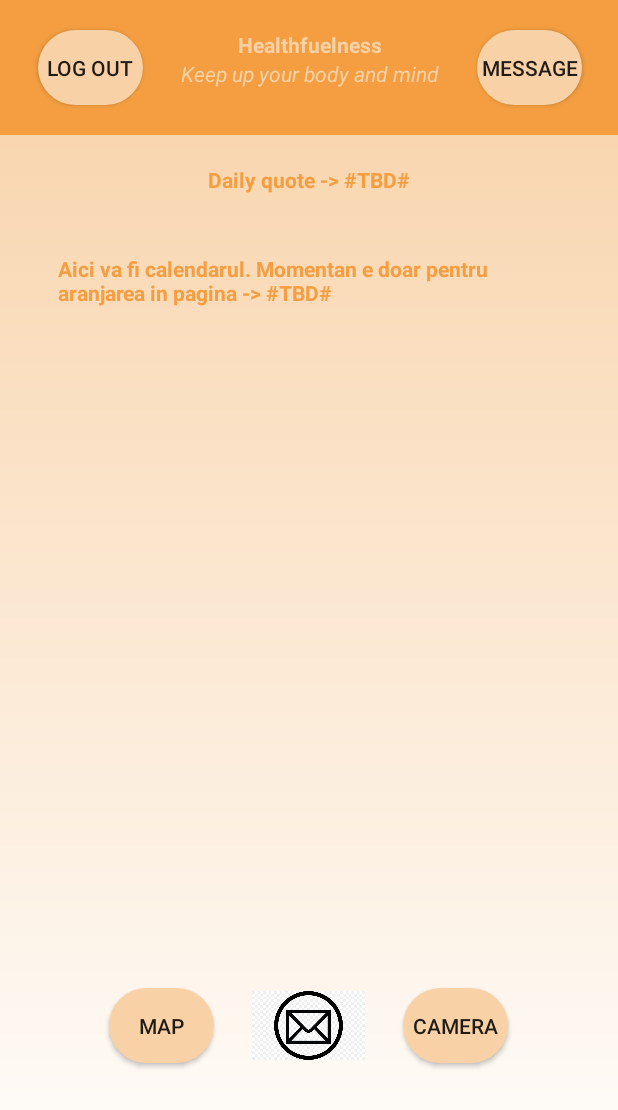
After one commit to BiancaTripa/Healthfuelness, an Android app: the HomeActivity screen opened directly, with no data from a screen before it, on a phone screen of 412 x 824 dp. The commit adds this screen. Shown: the top 1110 px of the screen. Run offline under Robolectric (Android 15) with nearby library versions, the phone set to English and light mode, and no system bars.

Commit message:
Only LogOut Button is working

```diff
--- a/app/src/main/AndroidManifest.xml
+++ b/app/src/main/AndroidManifest.xml
@@ -16,10 +16,8 @@
         android:theme="@style/Theme.Healthfuelness"
         tools:targetApi="31">
         <activity
-            android:name=".MainActivity2"
-            android:exported="false"
-            android:label="@string/title_activity_main2"
-            android:theme="@style/Theme.Healthfuelness.NoActionBar">
+            android:name=".HomeActivity"
+            android:exported="false">
             <meta-data
                 android:name="android.app.lib_name"
                 android:value="" />
--- /dev/null
+++ b/app/src/main/java/com/example/healthfuelness/HomeActivity.kt
@@ -0,0 +1,20 @@
+package com.example.healthfuelness
+
+import android.content.Intent
+import androidx.appcompat.app.AppCompatActivity
+import android.os.Bundle
+import android.widget.TextView
+
+class HomeActivity : AppCompatActivity() {
+    override fun onCreate(savedInstanceState: Bundle?) {
+        super.onCreate(savedInstanceState)
+        setContentView(R.layout.activity_home)
+
+        val logoutNowButton = findViewById<TextView>(R.id.button_logout)
+
+        logoutNowButton.setOnClickListener {
+            val intent = Intent(this, LoginActivity::class.java)
+            startActivity(intent)
+        }
+    }
+}
--- /dev/null
+++ b/app/src/main/res/layout/activity_home.xml
@@ -0,0 +1,131 @@
+<?xml version="1.0" encoding="utf-8"?>
+<LinearLayout xmlns:android="http://schemas.android.com/apk/res/android"
+    xmlns:app="http://schemas.android.com/apk/res-auto"
+    xmlns:tools="http://schemas.android.com/tools"
+    android:layout_width="match_parent"
+    android:layout_height="match_parent"
+    android:gravity="top"
+    android:background="@drawable/login_background"
+    tools:context=".HomeActivity"
+    android:orientation="vertical">
+
+    <LinearLayout
+        android:layout_width="wrap_content"
+        android:layout_height="wrap_content"
+        android:background="@color/colorPrimaryDark"
+        android:orientation="horizontal">
+
+        <androidx.appcompat.widget.AppCompatButton
+            android:id="@+id/button_logout"
+            android:layout_width="70dp"
+            android:layout_height="50dp"
+            android:layout_marginStart="25dp"
+            android:layout_marginEnd="25dp"
+            android:layout_marginTop="20dp"
+            android:layout_marginBottom="20dp"
+            android:background="@drawable/login_edit_background"
+            android:text="Log Out"></androidx.appcompat.widget.AppCompatButton>
+
+        <LinearLayout
+            android:layout_width="wrap_content"
+            android:layout_height="wrap_content"
+            android:layout_marginTop="20dp"
+            android:layout_marginBottom="20dp"
+            android:orientation="vertical">
+
+            <TextView
+                android:layout_width="wrap_content"
+                android:layout_height="wrap_content"
+                android:layout_gravity="center"
+                android:text="Healthfuelness"
+                android:textColor="@color/colorPrimary"
+                android:textStyle="bold"></TextView>
+
+            <TextView
+                android:layout_width="wrap_content"
+                android:layout_height="wrap_content"
+                android:text="Keep up your body and mind"
+                android:textColor="@color/colorPrimary"
+                android:textStyle="italic"></TextView>
+        </LinearLayout>
+
+        <androidx.appcompat.widget.AppCompatButton
+            android:id="@+id/button_message"
+            android:layout_width="70dp"
+            android:layout_height="50dp"
+            android:layout_marginStart="25dp"
+            android:layout_marginEnd="25dp"
+            android:layout_marginTop="20dp"
+            android:layout_marginBottom="20dp"
+            android:background="@drawable/login_edit_background"
+            android:text="Message"></androidx.appcompat.widget.AppCompatButton>
+
+    </LinearLayout>
+
+    <TextView
+        android:id="@+id/tv_daily_quote"
+        android:layout_width="wrap_content"
+        android:layout_height="wrap_content"
+        android:layout_gravity="center"
+        android:layout_marginStart="25dp"
+        android:layout_marginEnd="25dp"
+        android:layout_marginTop="20dp"
+        android:layout_marginBottom="20dp"
+        android:text="Daily quote -> #TBD#"
+        android:textColor="@color/colorPrimaryDark"
+        android:textStyle="bold"></TextView>
+
+    <TextView
+        android:id="@+id/calendar"
+        android:layout_width="334dp"
+        android:layout_height="449dp"
+        android:layout_gravity="center"
+        android:layout_marginStart="25dp"
+        android:layout_marginTop="20dp"
+        android:layout_marginEnd="25dp"
+        android:layout_marginBottom="20dp"
+        android:text="Aici va fi calendarul. Momentan e doar pentru aranjarea in pagina -> #TBD#"
+        android:textColor="@color/colorPrimaryDark"
+        android:textStyle="bold"></TextView>
+
+    <LinearLayout
+        android:layout_width="wrap_content"
+        android:layout_height="wrap_content"
+        android:layout_gravity="center"
+        android:orientation="horizontal">
+
+        <androidx.appcompat.widget.AppCompatButton
+            android:id="@+id/button_map"
+            android:layout_width="70dp"
+            android:layout_height="50dp"
+            android:layout_marginStart="25dp"
+            android:layout_marginTop="20dp"
+            android:layout_marginEnd="25dp"
+            android:layout_marginBottom="20dp"
+            android:background="@drawable/login_edit_background"
+            android:text="Map"></androidx.appcompat.widget.AppCompatButton>
+
+        <ImageView
+            android:id="@+id/button_home"
+            android:layout_width="75dp"
+            android:layout_height="50dp"
+            android:layout_marginTop="20dp"
+            android:layout_marginBottom="20dp"
+            android:src="@drawable/ic_logo">
+        </ImageView>
+
+        <androidx.appcompat.widget.AppCompatButton
+            android:id="@+id/button_happy"
+            android:layout_width="70dp"
+            android:layout_height="50dp"
+            android:layout_marginStart="25dp"
+            android:layout_marginTop="20dp"
+            android:layout_marginEnd="25dp"
+            android:layout_marginBottom="20dp"
+            android:background="@drawable/login_edit_background"
+            android:text="Camera"></androidx.appcompat.widget.AppCompatButton>
+
+    </LinearLayout>
+
+
+</LinearLayout>
--- a/app/src/main/res/values/strings.xml
+++ b/app/src/main/res/values/strings.xml
@@ -19,4 +19,6 @@
     <string name="title_home">Home</string>
     <string name="title_dashboard">Dashboard</string>
     <string name="title_notifications">Notifications</string>
+    <string name="title_activity_home">HomeActivity</string>
+    <string name="title_activity_home_page">HomePageActivity</string>
 </resources>
```
Also changed, not shown: app/src/main/java/com/example/healthfuelness/LoginActivity.kt (+0 -29 lines), app/src/main/res/menu/bottom_nav_menu.xml (+24 -0 lines), app/src/main/res/navigation/mobile_navigation2.xml (added, +25 -0 lines), app/src/main/res/navigation/mobile_navigation3.xml (added, +25 -0 lines).
